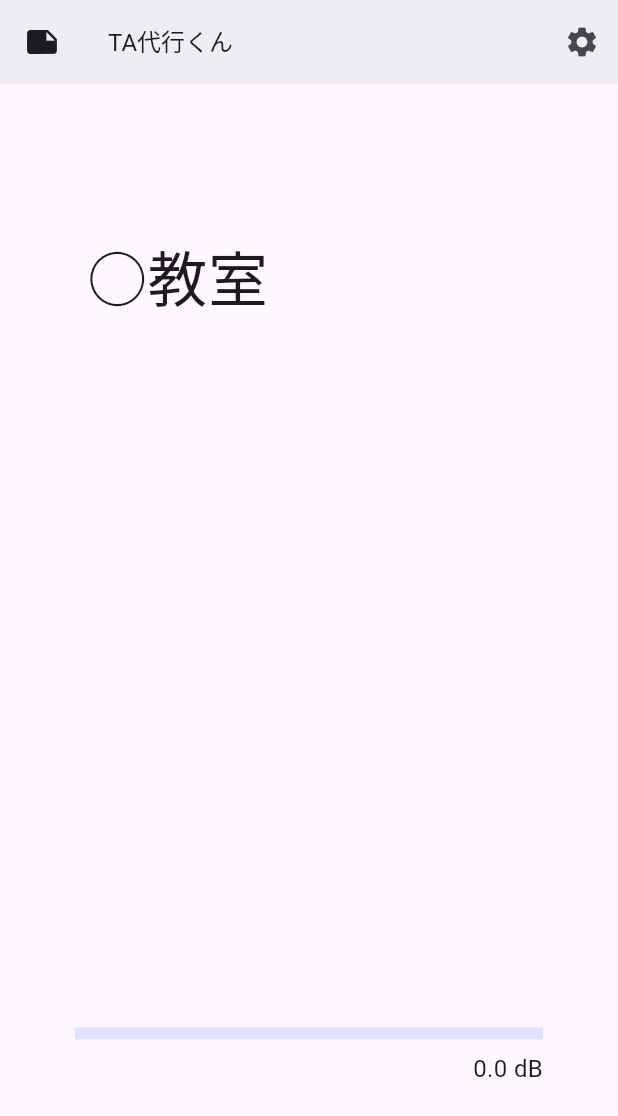
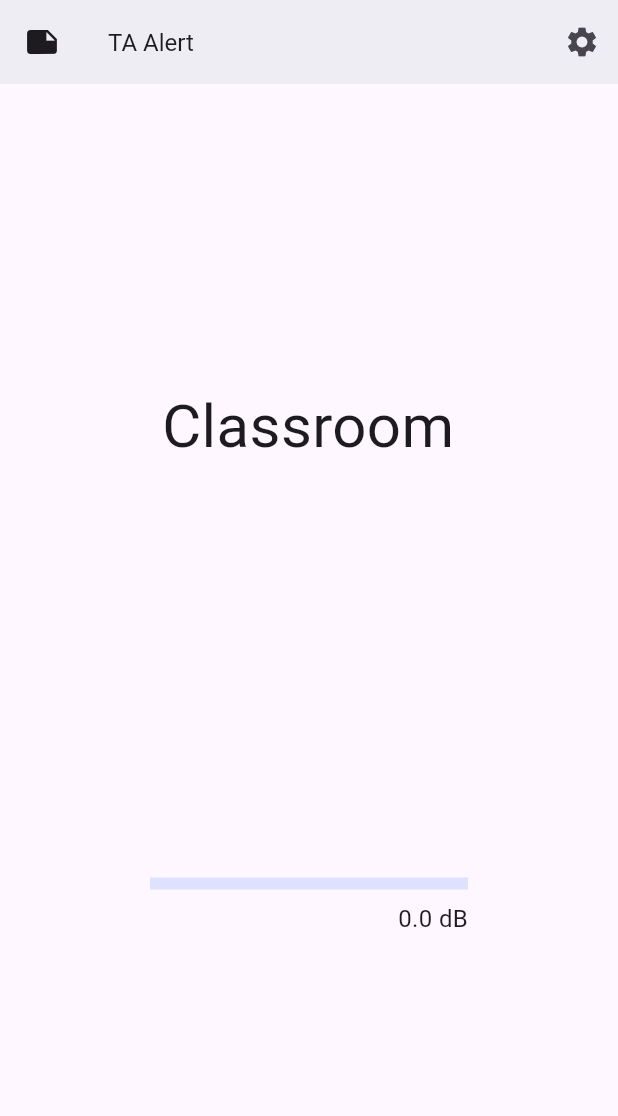
Before and after one commit to nomindes/TA-Alert, a Flutter app: the screen it shows after launch, on a phone screen of 412 x 824 dp. Shown: the top 1116 px of the screen. Run offline on Flutter 3.47's test engine with Material 3 defaults, Android fonts, the phone set to English and light mode, and no system bars; our stand-ins replace flutter_dotenv; missing offline and left inert: dart:html, dart:js.

Commit message:
clean: Code Refactoring

```diff
--- a/lib/screens/home.dart
+++ b/lib/screens/home.dart
@@ -10,6 +10,7 @@ class MyApp extends StatefulWidget {
   const MyApp({super.key});
 
   @override
+  // ignore: library_private_types_in_public_api
   _MyAppState createState() => _MyAppState();
 }
 
@@ -27,7 +28,7 @@ class _MyAppState extends State<MyApp> {
     _checkMicrophonePermission();
     _slackNotifier = SlackNotifier(
       webhookUrl: dotenv.get('WEBHOOK'),
-      threshold: 50.0,
+      threshold: 90.0,
     );
   }
 
@@ -129,7 +130,7 @@ class _MyAppState extends State<MyApp> {
         appBar: AppBar(
           title: const Align(
             alignment: Alignment.centerLeft,
-            child: Text('TA代行くん', style: TextStyle(fontSize: 16)),
+            child: Text('TA Alert', style: TextStyle(fontSize: 16)),
           ),
           leading: const Icon(Icons.note),
           actions: [
@@ -154,12 +155,12 @@ class _MyAppState extends State<MyApp> {
           crossAxisAlignment: CrossAxisAlignment.start,
           children: [
             const Padding(
-              padding: EdgeInsets.fromLTRB(50, 100, 0, 0),
+              padding: EdgeInsets.fromLTRB(100, 200, 0, 0),
               child: Row(
                 children: [
                   SizedBox(width: 8),
                   Text(
-                    '○教室',
+                    'Classroom',
                     style:
                         TextStyle(fontSize: 40, fontWeight: FontWeight.normal),
                   ),
@@ -168,7 +169,7 @@ class _MyAppState extends State<MyApp> {
             ),
             const Spacer(),
             Padding(
-              padding: const EdgeInsets.fromLTRB(50, 0, 50, 100),
+              padding: const EdgeInsets.fromLTRB(100, 0, 100, 200),
               child: Column(
                 crossAxisAlignment: CrossAxisAlignment.stretch,
                 children: [
--- a/lib/screens/settings.dart
+++ b/lib/screens/settings.dart
@@ -1,3 +1,5 @@
+// ignore_for_file: use_build_context_synchronously
+
 import 'package:flutter/material.dart';
 import 'package:tadaikoukun/utils/permission_handler.dart';
 import 'package:url_launcher/url_launcher.dart';
@@ -13,6 +15,7 @@ class SettingsScreen extends StatefulWidget {
   }) : super(key: key);
 
   @override
+  // ignore: library_private_types_in_public_api
   _SettingsScreenState createState() => _SettingsScreenState();
 }
 
@@ -35,6 +38,8 @@ class _SettingsScreenState extends State<SettingsScreen> {
 
       switch (status) {
         case MicrophonePermissionStatus.granted:
+          // ignore: duplicate_ignore
+          // ignore: use_build_context_synchronously
           ScaffoldMessenger.of(context).showSnackBar(
             const SnackBar(content: Text('マイクの使用が許可されました')),
           );
```
Also changed, not shown: lib/utils/slack_notifier.dart (+15 -6 lines).
